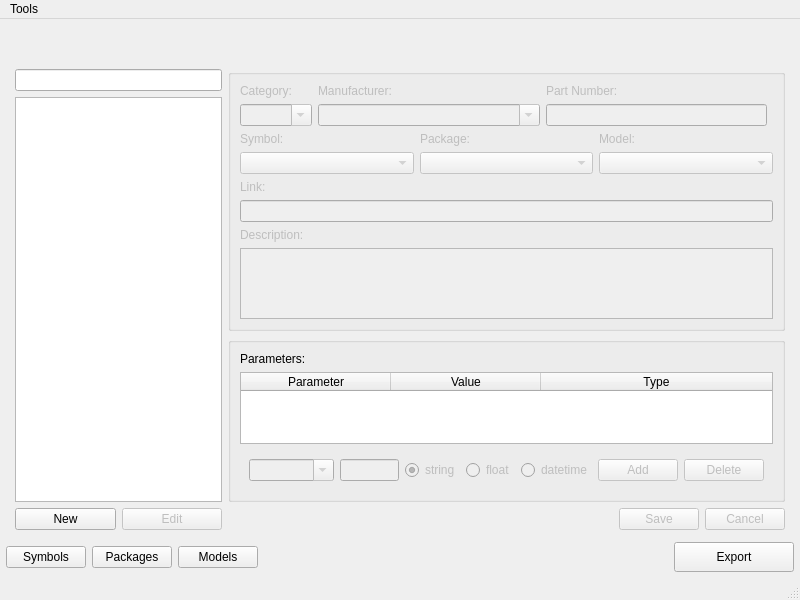
Qt form client/src/ui/mainwindow.ui (BamWolf/altium-common-library.client) before a commit.
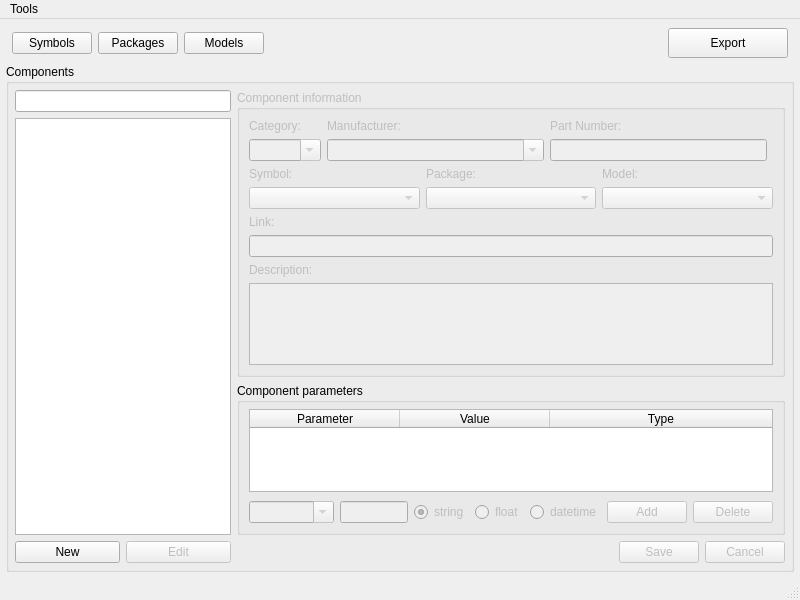
The same form after that commit.

Patch:
```diff
--- a/client/src/ui/mainwindow.ui
+++ b/client/src/ui/mainwindow.ui
@@ -21,42 +21,91 @@
   </property>
   <widget class="QWidget" name="centralwidget">
    <layout class="QVBoxLayout" name="verticalLayout_2">
+    <property name="spacing">
+     <number>3</number>
+    </property>
     <property name="margin">
      <number>6</number>
     </property>
     <item>
-     <widget class="QWidget" name="widget_header" native="true">
-      <layout class="QHBoxLayout" name="horizontalLayout">
+     <widget class="QWidget" name="widget_footer" native="true">
+      <layout class="QHBoxLayout" name="horisontalLayout_3">
+       <property name="leftMargin">
+        <number>6</number>
+       </property>
+       <property name="topMargin">
+        <number>3</number>
+       </property>
+       <property name="rightMargin">
+        <number>6</number>
+       </property>
+       <property name="bottomMargin">
+        <number>3</number>
+       </property>
        <item>
-        <spacer name="spacer_header">
+        <widget class="QPushButton" name="symbolButton">
+         <property name="text">
+          <string>Symbols</string>
+         </property>
+        </widget>
+       </item>
+       <item>
+        <widget class="QPushButton" name="packageButton">
+         <property name="text">
+          <string>Packages</string>
+         </property>
+        </widget>
+       </item>
+       <item>
+        <widget class="QPushButton" name="modelButton">
+         <property name="text">
+          <string>Models</string>
+         </property>
+        </widget>
+       </item>
+       <item>
+        <spacer name="spacer_footer">
          <property name="orientation">
           <enum>Qt::Horizontal</enum>
          </property>
          <property name="sizeHint" stdset="0">
           <size>
-           <width>267</width>
+           <width>520</width>
            <height>20</height>
           </size>
          </property>
         </spacer>
        </item>
+       <item>
+        <widget class="QPushButton" name="exportButton">
+         <property name="minimumSize">
+          <size>
+           <width>120</width>
+           <height>30</height>
+          </size>
+         </property>
+         <property name="text">
+          <string>Export</string>
+         </property>
+        </widget>
+       </item>
       </layout>
      </widget>
     </item>
     <item>
-     <widget class="QWidget" name="widget_body" native="true">
+     <widget class="QGroupBox" name="groupBox_body">
       <property name="sizePolicy">
        <sizepolicy hsizetype="Preferred" vsizetype="Preferred">
         <horstretch>0</horstretch>
         <verstretch>0</verstretch>
        </sizepolicy>
       </property>
+      <property name="title">
+       <string>Components</string>
+      </property>
       <layout class="QHBoxLayout" name="horizontalLayout_2">
-       <property name="topMargin">
-        <number>0</number>
-       </property>
-       <property name="bottomMargin">
-        <number>0</number>
+       <property name="margin">
+        <number>6</number>
        </property>
        <item>
         <widget class="QWidget" name="listWidget" native="true">
@@ -122,6 +171,9 @@
               <verstretch>0</verstretch>
              </sizepolicy>
             </property>
+            <property name="title">
+             <string>Component information</string>
+            </property>
             <layout class="QGridLayout" name="gridLayout">
              <item row="5" column="0" colspan="2">
               <widget class="QWidget" name="boxWidget" native="true">
@@ -247,14 +299,19 @@
           </item>
           <item>
            <widget class="QGroupBox" name="infoMiddleWidget">
+            <property name="title">
+             <string>Component parameters</string>
+            </property>
             <layout class="QVBoxLayout" name="verticalLayout_3">
-             <item>
-              <widget class="QLabel" name="parametersLabel">
-               <property name="text">
-                <string>Parameters:</string>
-               </property>
-              </widget>
-             </item>
+             <property name="spacing">
+              <number>3</number>
+             </property>
+             <property name="topMargin">
+              <number>6</number>
+             </property>
+             <property name="bottomMargin">
+              <number>3</number>
+             </property>
              <item>
               <widget class="QTableWidget" name="parametersTable">
                <property name="sizePolicy">
@@ -310,6 +367,18 @@
                 <bool>false</bool>
                </property>
                <layout class="QHBoxLayout" name="horizontalLayout_6">
+                <property name="leftMargin">
+                 <number>0</number>
+                </property>
+                <property name="topMargin">
+                 <number>6</number>
+                </property>
+                <property name="rightMargin">
+                 <number>0</number>
+                </property>
+                <property name="bottomMargin">
+                 <number>6</number>
+                </property>
                 <item>
                  <widget class="QComboBox" name="parameterBox">
                   <property name="editable">
@@ -441,71 +510,6 @@
       </layout>
      </widget>
     </item>
-    <item>
-     <widget class="QWidget" name="widget_footer" native="true">
-      <layout class="QHBoxLayout" name="horizontalLayout_3">
-       <property name="leftMargin">
-        <number>0</number>
-       </property>
-       <property name="topMargin">
-        <number>6</number>
-       </property>
-       <property name="rightMargin">
-        <number>0</number>
-       </property>
-       <property name="bottomMargin">
-        <number>0</number>
-       </property>
-       <item>
-        <widget class="QPushButton" name="symbolButton">
-         <property name="text">
-          <string>Symbols</string>
-         </property>
-        </widget>
-       </item>
-       <item>
-        <widget class="QPushButton" name="packageButton">
-         <property name="text">
-          <string>Packages</string>
-         </property>
-        </widget>
-       </item>
-       <item>
-        <widget class="QPushButton" name="modelButton">
-         <property name="text">
-          <string>Models</string>
-         </property>
-        </widget>
-       </item>
-       <item>
-        <spacer name="spacer_footer">
-         <property name="orientation">
-          <enum>Qt::Horizontal</enum>
-         </property>
-         <property name="sizeHint" stdset="0">
-          <size>
-           <width>520</width>
-           <height>20</height>
-          </size>
-         </property>
-        </spacer>
-       </item>
-       <item>
-        <widget class="QPushButton" name="exportButton">
-         <property name="minimumSize">
-          <size>
-           <width>120</width>
-           <height>30</height>
-          </size>
-         </property>
-         <property name="text">
-          <string>Export</string>
-         </property>
-        </widget>
-       </item>
-      </layout>
-     </widget>
-    </item>
    </layout>
   </widget>
   <widget class="QMenuBar" name="menubar">
```
